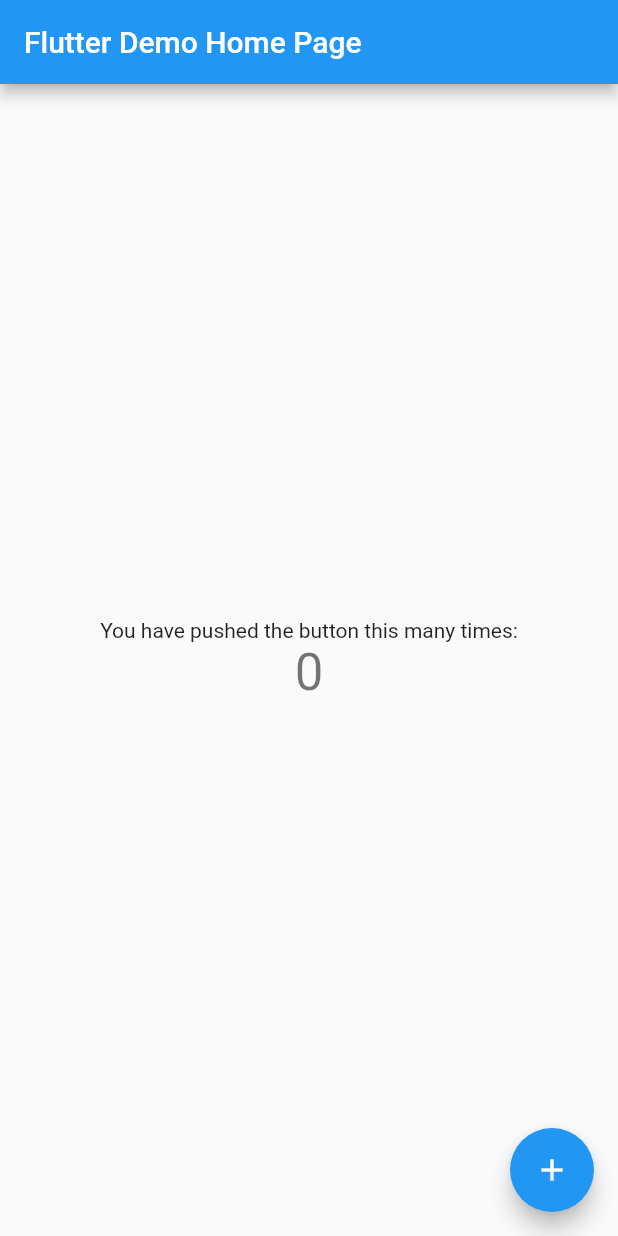
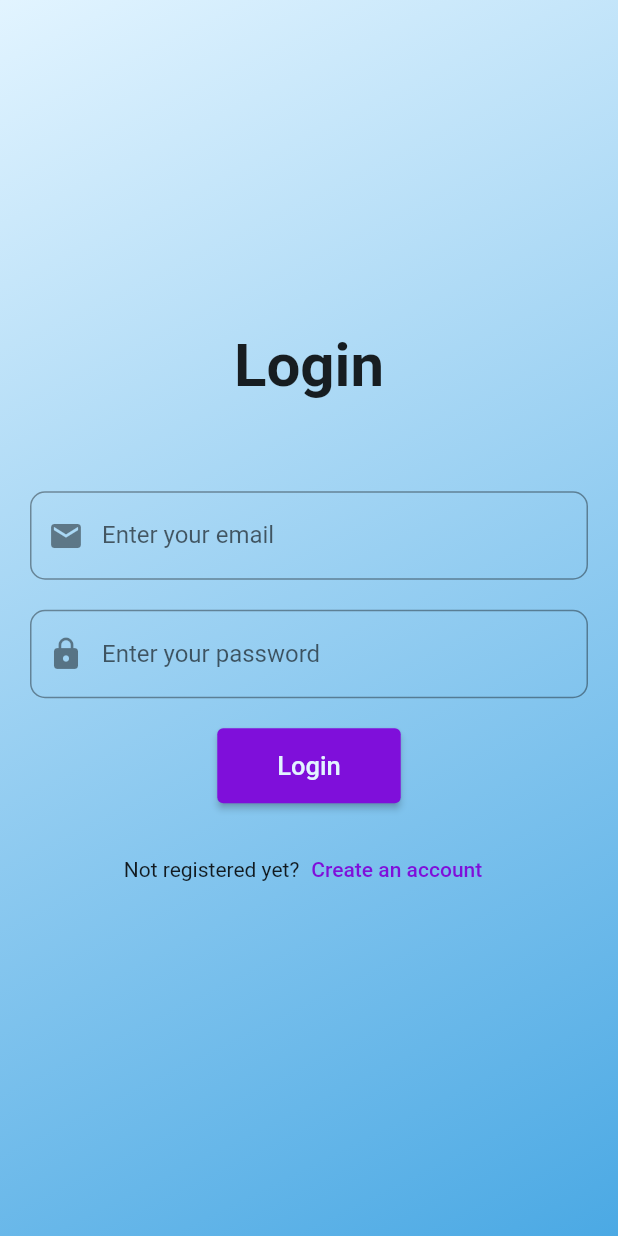
Before and after one commit to samtounsi/guidram-consultant-app, a Flutter app: the screen it shows after launch, on a phone screen of 412 x 824 dp. Run offline on Flutter 3.47's test engine with Material 2 defaults, Android fonts, the phone set to English and light mode, and no system bars; our stand-ins replace email_validator; Roboto replaces fonts that are missing (Courgette).

Commit message:
"login, registering: choose account mode, user mode register, designed"

```diff
--- /dev/null
+++ b/lib/login.dart
@@ -0,0 +1,124 @@
+import 'package:email_validator/email_validator.dart';
+import 'package:flutter/material.dart';
+
+class LoginPage extends StatefulWidget {
+  const LoginPage({super.key, required this.title});
+  final String title;
+
+  @override
+  State<LoginPage> createState() => _LoginPageState();
+}
+
+class _LoginPageState extends State<LoginPage> {
+  final _formKey = GlobalKey<FormState>();
+  var rememberValue = false;
+
+  @override
+  Widget build(BuildContext context) {
+    return Container(
+      decoration: const BoxDecoration(
+          gradient: LinearGradient(
+              begin: Alignment.topLeft,
+              end: Alignment.bottomRight,
+              colors: [
+            Color.fromARGB(255, 226, 244, 255),
+            Color.fromARGB(255, 75, 169, 228)
+          ])),
+      child: Scaffold(
+        backgroundColor: Colors.transparent,
+        body: Container(
+          padding: const EdgeInsets.all(20),
+          child: Column(
+            mainAxisAlignment: MainAxisAlignment.center,
+            crossAxisAlignment: CrossAxisAlignment.center,
+            children: <Widget>[
+              const Text(
+                'Login',
+                style: TextStyle(
+                  fontFamily: 'Courgette',
+                  fontWeight: FontWeight.bold,
+                  fontSize: 40,
+                ),
+              ),
+              const SizedBox(
+                height: 60,
+              ),
+              Form(
+                key: _formKey,
+                child: Column(
+                  children: [
+                    TextFormField(
+                      validator: (value) => EmailValidator.validate(value!)
+                          ? null
+                          : "Please enter a valid email",
+                      maxLines: 1,
+                      decoration: InputDecoration(
+                        labelText: 'Enter your email',
+                        prefixIcon: const Icon(Icons.email),
+                        border: OutlineInputBorder(
+                          borderRadius: BorderRadius.circular(10),
+                        ),
+                      ),
+                    ),
+                    const SizedBox(
+                      height: 20,
+                    ),
+                    TextFormField(
+                      validator: (value) {
+                        if (value == null || value.isEmpty) {
+                          return 'Please enter your password';
+                        }
+                        return null;
+                      },
+                      maxLines: 1,
+                      obscureText: true,
+                      decoration: InputDecoration(
+                        prefixIcon: const Icon(Icons.lock),
+                        labelText: 'Enter your password',
+                        border: OutlineInputBorder(
+                          borderRadius: BorderRadius.circular(10),
+                        ),
+                      ),
+                    ),
+                    const SizedBox(
+                      height: 20,
+                    ),
+                    ElevatedButton(
+                      onPressed: () {
+                        if (_formKey.currentState!.validate()) {}
+                      },
+                      style: OutlinedButton.styleFrom(
+                          padding: const EdgeInsets.fromLTRB(40, 15, 40, 15),
+                          foregroundColor: Color.fromARGB(255, 226, 244, 255)),
+                      child: const Text(
+                        'Login',
+                        style: TextStyle(
+                          fontSize: 17,
+                        ),
+                      ),
+                    ),
+                    const SizedBox(
+                      height: 20,
+                    ),
+                    Row(
+                      mainAxisAlignment: MainAxisAlignment.center,
+                      children: [
+                        const Text('Not registered yet?'),
+                        TextButton(
+                          onPressed: () {
+                            Navigator.pushNamed(context, '/signup');
+                          },
+                          child: const Text('Create an account'),
+                        ),
+                      ],
+                    ),
+                  ],
+                ),
+              )
+            ],
+          ),
+        ),
+      ),
+    );
+  }
+}
--- a/lib/main.dart
+++ b/lib/main.dart
@@ -1,4 +1,8 @@
 import 'package:flutter/material.dart';
+import 'package:guideram/choose.dart';
+import 'package:guideram/signup.dart';
+
+import 'login.dart';
 
 void main() {
   runApp(const MyApp());
@@ -11,105 +15,20 @@ class MyApp extends StatelessWidget {
   @override
   Widget build(BuildContext context) {
     return MaterialApp(
-      title: 'Flutter Demo',
       theme: ThemeData(
-        // This is the theme of your application.
-        //
-        // Try running your application with "flutter run". You'll see the
-        // application has a blue toolbar. Then, without quitting the app, try
-        // changing the primarySwatch below to Colors.green and then invoke
-        // "hot reload" (press "r" in the console where you ran "flutter run",
-        // or simply save your changes to "hot reload" in a Flutter IDE).
-        // Notice that the counter didn't reset back to zero; the application
-        // is not restarted.
-        primarySwatch: Colors.blue,
+        colorScheme: ThemeData().colorScheme.copyWith(
+              primary: const Color.fromARGB(255, 127, 15, 218),
+            ),
       ),
-      home: const MyHomePage(title: 'Flutter Demo Home Page'),
+      title: 'Guideram',
+      initialRoute: '/login',
+      routes: {
+        //'/':(context) => ,
+        //'/home' :(context) => ,
+        '/login': (context) => const LoginPage(title: ''),
+        '/signup': (context) => const RegisterPage1(title: ''),
+        '/users': (context) => const RegisterPage(title: '')
+      },
     );
   }
 }
-
-class MyHomePage extends StatefulWidget {
-  const MyHomePage({super.key, required this.title});
-
-  // This widget is the home page of your application. It is stateful, meaning
-  // that it has a State object (defined below) that contains fields that affect
-  // how it looks.
-
-  // This class is the configuration for the state. It holds the values (in this
-  // case the title) provided by the parent (in this case the App widget) and
-  // used by the build method of the State. Fields in a Widget subclass are
-  // always marked "final".
-
-  final String title;
-
-  @override
-  State<MyHomePage> createState() => _MyHomePageState();
-}
-
-class _MyHomePageState extends State<MyHomePage> {
-  int _counter = 0;
-
-  void _incrementCounter() {
-    setState(() {
-      // This call to setState tells the Flutter framework that something has
-      // changed in this State, which causes it to rerun the build method below
-      // so that the display can reflect the updated values. If we changed
-      // _counter without calling setState(), then the build method would not be
-      // called again, and so nothing would appear to happen.
-      _counter++;
-    });
-  }
-
-  @override
-  Widget build(BuildContext context) {
-    // This method is rerun every time setState is called, for instance as done
-    // by the _incrementCounter method above.
-    //
-    // The Flutter framework has been optimized to make rerunning build methods
-    // fast, so that you can just rebuild anything that needs updating rather
-    // than having to individually change instances of widgets.
-    return Scaffold(
-      appBar: AppBar(
-        // Here we take the value from the MyHomePage object that was created by
-        // the App.build method, and use it to set our appbar title.
-        title: Text(widget.title),
-      ),
-      body: Center(
-        // Center is a layout widget. It takes a single child and positions it
-        // in the middle of the parent.
-        child: Column(
-          // Column is also a layout widget. It takes a list of children and
-          // arranges them vertically. By default, it sizes itself to fit its
-          // children horizontally, and tries to be as tall as its parent.
-          //
-          // Invoke "debug painting" (press "p" in the console, choose the
-          // "Toggle Debug Paint" action from the Flutter Inspector in Android
-          // Studio, or the "Toggle Debug Paint" command in Visual Studio Code)
-          // to see the wireframe for each widget.
-          //
-          // Column has various properties to control how it sizes itself and
-          // how it positions its children. Here we use mainAxisAlignment to
-          // center the children vertically; the main axis here is the vertical
-          // axis because Columns are vertical (the cross axis would be
-          // horizontal).
-          mainAxisAlignment: MainAxisAlignment.center,
-          children: <Widget>[
-            const Text(
-              'You have pushed the button this many times:',
-            ),
-            Text(
-              '$_counter',
-              style: Theme.of(context).textTheme.headline4,
-            ),
-          ],
-        ),
-      ),
-      floatingActionButton: FloatingActionButton(
-        onPressed: _incrementCounter,
-        tooltip: 'Increment',
-        child: const Icon(Icons.add),
-      ), // This trailing comma makes auto-formatting nicer for build methods.
-    );
-  }
-}
```
Also changed, not shown: lib/choose.dart (added, +105 -0 lines), lib/signup.dart (added, +140 -0 lines), pubspec.yaml (+9 -9 lines), assets/pngwing.jpg (added), fonts/Courgette-Regular.ttf (added), pubspec.lock.
